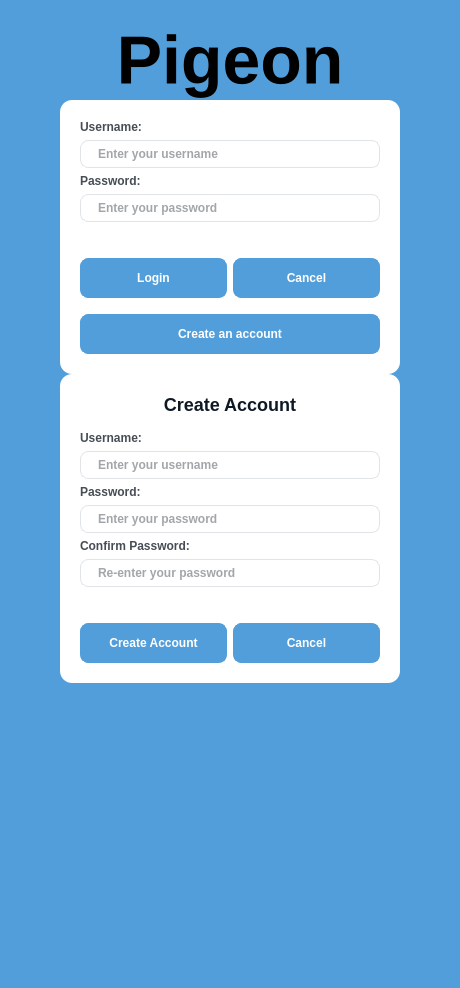
Old version of the form LoginUI.ui in the repository PantilaK/Pigeon.
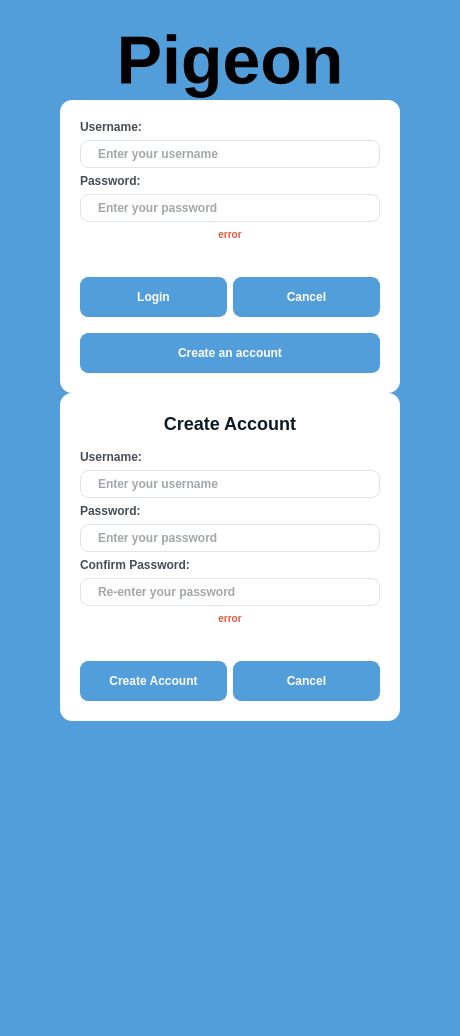
New version of the form.

What changed in the file:
```diff
--- a/LoginUI.ui
+++ b/LoginUI.ui
@@ -7,7 +7,7 @@
     <x>0</x>
     <y>0</y>
     <width>460</width>
-    <height>988</height>
+    <height>1036</height>
    </rect>
   </property>
   <property name="sizePolicy">
@@ -52,6 +52,11 @@
   color: #464d55;
   font-weight: 600;
 }
+QLabel#errorLabel {
+  color: #e6583c;
+  font-weight: 600;
+  font-size: 10px;
+}
 QLabel#heading {
   color: #0f1925;
   font-size: 18px;
@@ -173,6 +178,22 @@
         </property>
        </widget>
       </item>
+      <item>
+       <widget class="QLabel" name="errorLabel">
+        <property name="sizePolicy">
+         <sizepolicy hsizetype="Preferred" vsizetype="Fixed">
+          <horstretch>0</horstretch>
+          <verstretch>0</verstretch>
+         </sizepolicy>
+        </property>
+        <property name="text">
+         <string>error</string>
+        </property>
+        <property name="alignment">
+         <set>Qt::AlignCenter</set>
+        </property>
+       </widget>
+      </item>
       <item>
        <spacer name="verticalSpacer_3">
         <property name="orientation">
@@ -249,6 +270,11 @@
   color: #464d55;
   font-weight: 600;
 }
+QLabel#CAerrorLabel {
+  color: #e6583c;
+  font-weight: 600;
+  font-size: 10px;
+}
 QLabel#CAcreateAccountLabel {
   color: #0f1925;
   font-size: 18px;
@@ -398,6 +424,22 @@
         </property>
        </widget>
       </item>
+      <item>
+       <widget class="QLabel" name="CAerrorLabel">
+        <property name="sizePolicy">
+         <sizepolicy hsizetype="Preferred" vsizetype="Fixed">
+          <horstretch>0</horstretch>
+          <verstretch>0</verstretch>
+         </sizepolicy>
+        </property>
+        <property name="text">
+         <string>error</string>
+        </property>
+        <property name="alignment">
+         <set>Qt::AlignCenter</set>
+        </property>
+       </widget>
+      </item>
       <item>
        <spacer name="verticalSpacer_4">
         <property name="orientation">
```
Left out of the diff: 8 changed lines with no effect on the pictures.
